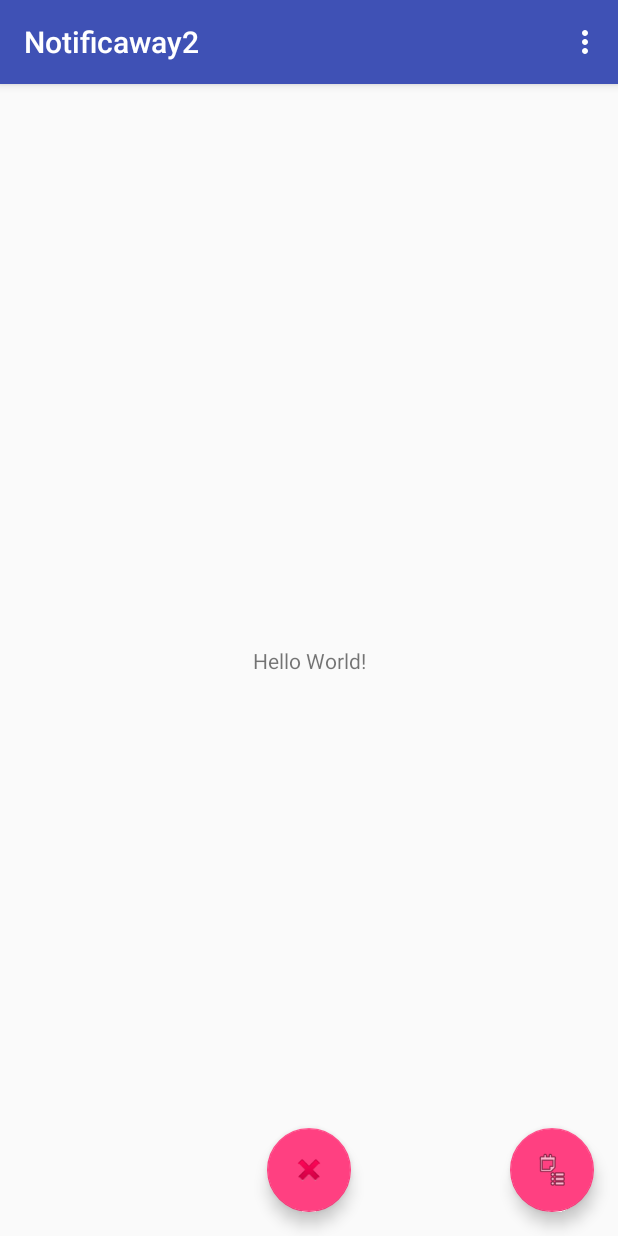
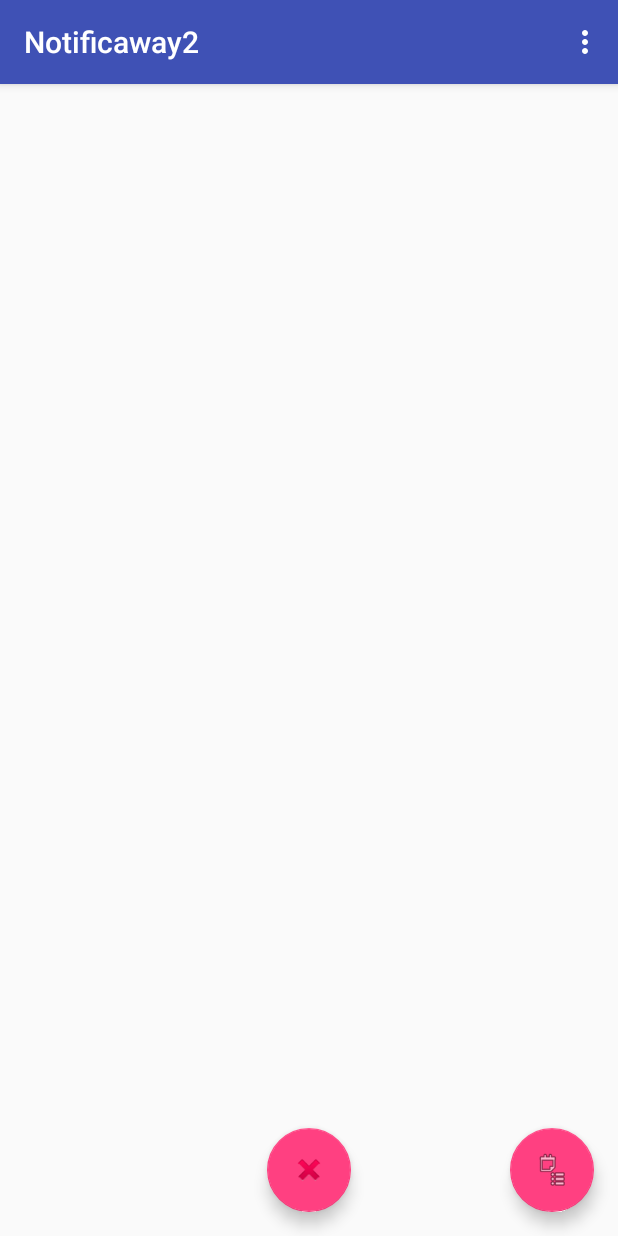
Before and after one commit to arkaic/Notificaway2, an Android app: the screen it shows after launch (MainActivity), on a phone screen of 412 x 824 dp. Run offline under Robolectric (Android 15) with nearby library versions, the phone set to English and light mode, and no system bars.

Commit message:
removed content xml file for being too extraneous

```diff
--- a/app/src/main/res/layout/activity_main.xml
+++ b/app/src/main/res/layout/activity_main.xml
@@ -20,8 +20,6 @@
 
     </android.support.design.widget.AppBarLayout>
 
-    <include layout="@layout/content_main" />
-
     <android.support.design.widget.FloatingActionButton
         android:id="@+id/clearAllBtn"
         android:layout_width="wrap_content"
--- a/app/src/main/res/layout/content_main.xml
+++ /dev/null
@@ -1,20 +0,0 @@
-<?xml version="1.0" encoding="utf-8"?>
-<android.support.constraint.ConstraintLayout xmlns:android="http://schemas.android.com/apk/res/android"
-    xmlns:app="http://schemas.android.com/apk/res-auto"
-    xmlns:tools="http://schemas.android.com/tools"
-    android:layout_width="match_parent"
-    android:layout_height="match_parent"
-    app:layout_behavior="@string/appbar_scrolling_view_behavior"
-    tools:context="rillin.notificaway2.MainActivity"
-    tools:showIn="@layout/activity_main">
-
-    <TextView
-        android:layout_width="wrap_content"
-        android:layout_height="wrap_content"
-        android:text="Hello World!"
-        app:layout_constraintBottom_toBottomOf="parent"
-        app:layout_constraintLeft_toLeftOf="parent"
-        app:layout_constraintRight_toRightOf="parent"
-        app:layout_constraintTop_toTopOf="parent" />
-
-</android.support.constraint.ConstraintLayout>
```
